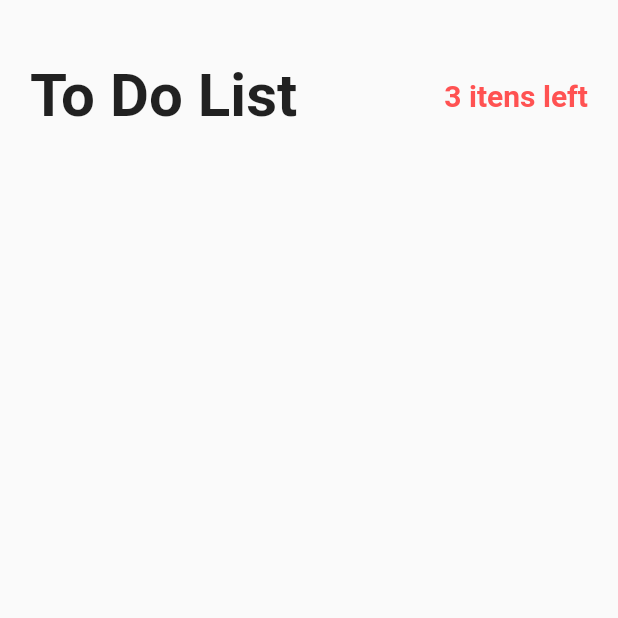
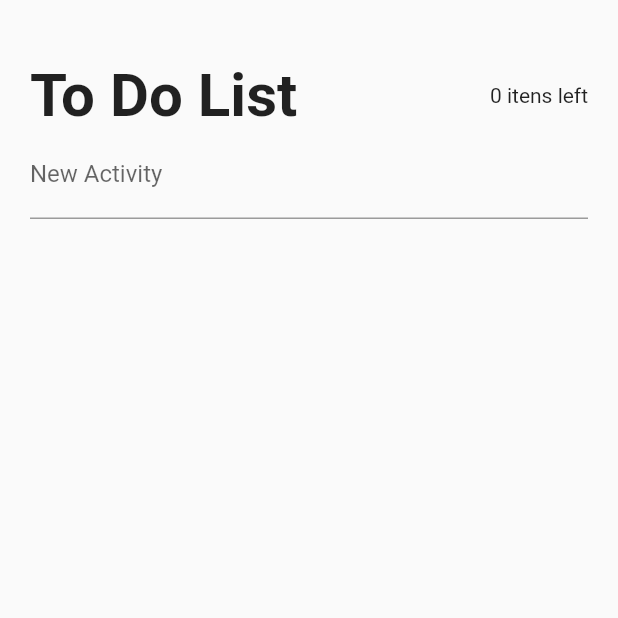
Before and after one commit to matheusmei/todo_app_cubit_project, a Flutter app: the screen it shows after launch, on a phone screen of 412 x 824 dp, the top half of it. Run offline on Flutter 3.47's test engine with Material 2 defaults, Android fonts, the phone set to English and light mode, and no system bars; our stand-ins replace bloc, equatable, flutter_bloc.

Commit message:
create a field to add new activity, change the initial of count cubit, have some bug on count that i don't find yet

```diff
--- a/lib/cubits/activities_count/activities_count_cubit.dart
+++ b/lib/cubits/activities_count/activities_count_cubit.dart
@@ -10,9 +10,11 @@ part 'activities_count_state.dart';
 class ActivitiesCountCubit extends Cubit<ActivitiesCountState> {
   late final StreamSubscription todoListSubscription;
   final TodoListCubit todoListCubit;
+  final int initialActivitiesCount;
   ActivitiesCountCubit({
+    required this.initialActivitiesCount,
     required this.todoListCubit,
-  }) : super(ActivitiesCountState.initial()) {
+  }) : super(ActivitiesCountState(activitiesCount: initialActivitiesCount)) {
     todoListSubscription =
         todoListCubit.stream.listen((TodoListState todoListState) {
       print('todoListState: $todoListState');
--- a/lib/cubits/todo_list/todo_list_cubit.dart
+++ b/lib/cubits/todo_list/todo_list_cubit.dart
@@ -1,4 +1,3 @@
-
 import 'package:equatable/equatable.dart';
 import 'package:flutter_bloc/flutter_bloc.dart';
 import 'package:todo_app_cubit_project/models/todo_model.dart';
@@ -14,6 +13,7 @@ class TodoListCubit extends Cubit<TodoListState> {
     final newTodos = [...state.todoList, newTodo];
 
     emit(state.copyWith(todoList: newTodos));
+    print(state);
   }
 
   //Edit Activity
@@ -56,8 +56,4 @@ class TodoListCubit extends Cubit<TodoListState> {
 
     emit(state.copyWith(todoList: newTodo));
   }
-
-
-
-
 }
--- a/lib/cubits/todo_list/todo_list_state.dart
+++ b/lib/cubits/todo_list/todo_list_state.dart
@@ -10,9 +10,10 @@ class TodoListState extends Equatable {
 
   factory TodoListState.initial() {
     return TodoListState(todoList: [
-      TodoModel(id: '1', description: 'Clean the room'),
-      TodoModel(id: '2', description: 'Wash the dishes'),
-      TodoModel(id: '3', description: 'Disturb the wife'),
+      // TodoModel(id: '1', description: 'Clean the room'),
+      // TodoModel(id: '2', description: 'Wash the dishes'),
+      // TodoModel(id: '3', description: 'Disturb the wife'),
+      // TodoModel(id: '4', description: 'Disturb the wife'),
     ]);
   }
 
--- a/lib/main.dart
+++ b/lib/main.dart
@@ -25,6 +25,7 @@ class MyApp extends StatelessWidget {
         ),
         BlocProvider<ActivitiesCountCubit>(
           create: (context) => ActivitiesCountCubit(
+            initialActivitiesCount: context.read<TodoListCubit>().state.todoList.length,
             todoListCubit: BlocProvider.of<TodoListCubit>(context),
           ),
         ),
@@ -37,6 +38,7 @@ class MyApp extends StatelessWidget {
         }),
       ],
       child: MaterialApp(
+        debugShowCheckedModeBanner: false,
         title: 'To Do App Cubit Version',
         theme: ThemeData(
           primarySwatch: Colors.blue,
--- /dev/null
+++ b/lib/pages/home/components/todo_create_activity.dart
@@ -0,0 +1,50 @@
+import 'package:flutter/material.dart';
+import 'package:flutter_bloc/flutter_bloc.dart';
+
+import '../../../cubits/todo_list/todo_list_cubit.dart';
+
+class TodoCreateActivity extends StatefulWidget {
+  // final Function(String) onActivityAdded;
+  const TodoCreateActivity({
+    // required this.onActivityAdded,
+    super.key});
+
+  @override
+  State<TodoCreateActivity> createState() => _TodoCreateActivityState();
+}
+
+class _TodoCreateActivityState extends State<TodoCreateActivity> {
+
+  final TextEditingController newTodoController = TextEditingController();
+
+  @override
+  void dispose() {
+    newTodoController.dispose();
+    super.dispose();
+  }
+
+  @override
+  Widget build(BuildContext context) {
+    return TextField(
+        controller: newTodoController,
+        decoration: const InputDecoration(
+          labelText: 'New Activity',
+        ),
+        //  onSubmitted: (String valueTyped) {
+        //   if(valueTyped.trim().isNotEmpty) {
+        //     widget.onActivityAdded(valueTyped);
+        //     newTodoController.clear();
+
+        //   }
+        //  } ,
+
+        onSubmitted: (String? valueTyped) {
+          if(valueTyped != null && valueTyped.trim().isNotEmpty) {
+            context.read<TodoListCubit>().addActivity(valueTyped);
+            newTodoController.clear();
+
+          }
+        },
+        );
+  }
+}
--- a/lib/pages/home/components/todo_header.dart
+++ b/lib/pages/home/components/todo_header.dart
@@ -1,16 +1,19 @@
 import 'package:flutter/material.dart';
+import 'package:flutter_bloc/flutter_bloc.dart';
+import 'package:todo_app_cubit_project/cubits/activities_count/activities_count_cubit.dart';
 
 class TodoHeader extends StatelessWidget {
-  final Text activityCount;
-  const TodoHeader({
-    required this.activityCount,
-    super.key});
+  // final Text activityCount;
+  const TodoHeader(
+      {
+      // required this.activityCount,
+      super.key});
 
   @override
   Widget build(BuildContext context) {
     return Row(
       mainAxisAlignment: MainAxisAlignment.spaceBetween,
-      children:  [
+      children: [
         const Text(
           'To Do List',
           style: TextStyle(
@@ -18,7 +21,21 @@ class TodoHeader extends StatelessWidget {
             fontWeight: FontWeight.bold,
           ),
         ),
-        activityCount
+        // BlocBuilder<ActivitiesCountCubit, ActivitiesCountState>(
+        //   builder: (context, state) {
+        //     return Text(
+        //       '${state.activitiesCount} itens left',
+        //       style: const TextStyle(
+        //           fontSize: 20.0,
+        //           fontWeight: FontWeight.bold,
+        //           color: Colors.redAccent),
+        //     );
+
+            Text(
+              '${context.watch<ActivitiesCountCubit>().state.activitiesCount} itens left',
+            ),
+        //   },
+        // ),
       ],
     );
   }
--- a/lib/pages/home/home_page.dart
+++ b/lib/pages/home/home_page.dart
@@ -1,6 +1,8 @@
 import 'package:flutter/material.dart';
 import 'package:flutter_bloc/flutter_bloc.dart';
 import 'package:todo_app_cubit_project/cubits/activities_count/activities_count_cubit.dart';
+import 'package:todo_app_cubit_project/cubits/cubits.dart';
+import 'package:todo_app_cubit_project/pages/home/components/todo_create_activity.dart';
 
 import 'components/todo_header.dart';
 
@@ -18,24 +20,30 @@ class HomePage extends StatelessWidget {
             vertical: 40.0,
           ),
           child: Column(
-            children: [
-              BlocBuilder<ActivitiesCountCubit, ActivitiesCountState>(
-                builder: (context, state) {
-                  return TodoHeader(
-                    activityCount: Text(
-                      '${state.activitiesCount} itens left',
-                      style: const TextStyle(
-                          fontSize: 20.0,
-                          fontWeight: FontWeight.bold,
-                          color: Colors.redAccent),
-                    ),
+            children: const  [
+              TodoHeader(),
+              // BlocBuilder<ActivitiesCountCubit, ActivitiesCountState>(
+                // builder: (context, state) {
+                //   return TodoHeader(
+                    // activityCount:
+                    // Text(
+                    //   '${state.activitiesCount} itens left',
+                    //   style: const TextStyle(
+                    //       fontSize: 20.0,
+                    //       fontWeight: FontWeight.bold,
+                    //       color: Colors.redAccent),
+                    // ),
                     //ANOTHER WAY TO CALL THE ACTIVITIES COUNT
-                    //activityCount: Text(
+                    // activityCount: Text(
                     // '${context.watch<ActivitiesCountCubit>().state.activitiesCount} itens left'
-                    // ,}'),
-                  );
-                },
-              )
+                    // ),
+                  // );
+                // },
+              // ),
+              // TodoCreateActivity(onActivityAdded: (newActivity) {
+              //   context.read<TodoListCubit>().addActivity(newActivity);
+              // }),
+             TodoCreateActivity()
             ],
           ),
         ),
```
